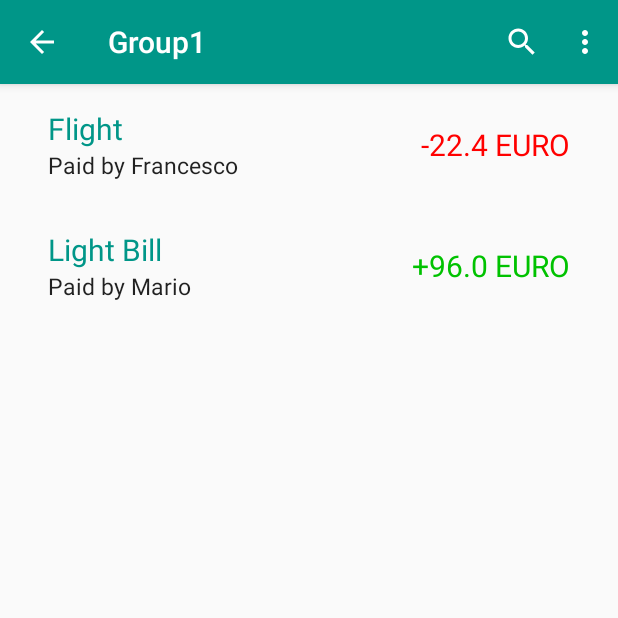
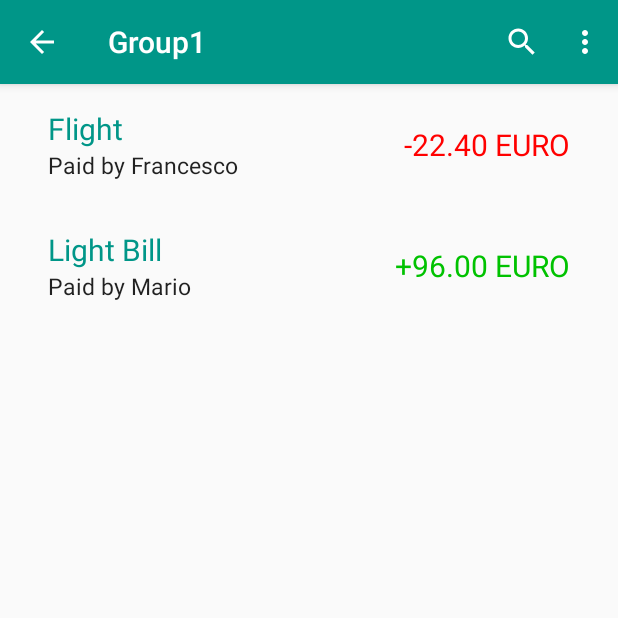
Before and after one commit to Shark500v/ExpandedMad, an Android app: the screen it shows after launch (ExpenseListActivity), after a tap on "Group1", on a phone screen of 412 x 824 dp, the top half of it. Run offline under Robolectric (Android 15) with nearby library versions, the phone set to English and light mode, and no system bars.

Commit message:
Modify Expense

```diff
--- a/app/src/main/java/com/polito/madinblack/expandedmad/ExpenseDetailFragment.java
+++ b/app/src/main/java/com/polito/madinblack/expandedmad/ExpenseDetailFragment.java
@@ -64,10 +64,10 @@ public class ExpenseDetailFragment extends Fragment {
             ((TextView) rootView.findViewById(R.id.buyer_container)).setText(mItem.getPaying().getName()+" "+mItem.getPaying().getSurname());
             ((TextView) rootView.findViewById(R.id.date_container)).setText(Integer.toString(mItem.getDay()) + "/" + Integer.toString(mItem.getMonth()) + "/" + Integer.toString(mItem.getYear()));
             if(mItem.getMyBalance() > 0){
-                ((TextView) rootView.findViewById(R.id.balance_container)).setText("+"+Float.toString(mItem.getMyBalance()));
+                ((TextView) rootView.findViewById(R.id.balance_container)).setText("+"+String.format("%.2f",(mItem.getMyBalance())));
                 ((TextView) rootView.findViewById(R.id.balance_container)).setTextColor(Color.parseColor("#00c200"));
             }else if(mItem.getMyBalance() < 0){
-                ((TextView) rootView.findViewById(R.id.balance_container)).setText(Float.toString(mItem.getMyBalance()));
+                ((TextView) rootView.findViewById(R.id.balance_container)).setText(String.format("%.2f",(mItem.getMyBalance())));
                 ((TextView) rootView.findViewById(R.id.balance_container)).setTextColor(Color.parseColor("#ff0000"));
             }
             else{
--- a/app/src/main/java/com/polito/madinblack/expandedmad/ExpenseListActivity.java
+++ b/app/src/main/java/com/polito/madinblack/expandedmad/ExpenseListActivity.java
@@ -163,10 +163,10 @@ public class ExpenseListActivity extends AppCompatActivity {
             holder.mItem = mValues.get(position);   //mValues.get(position) rappresenta un singolo elemento della nostra lista di spese
             holder.mIdView.setText(mValues.get(position).getName());
             if(mValues.get(position).getMyBalance()>0) {
-                holder.mContentView.setText("+"+mValues.get(position).getMyBalance().toString() + " " + mValues.get(position).getCurrency());
+                holder.mContentView.setText("+"+String.format("%.2f",mValues.get(position).getMyBalance()) + " " + mValues.get(position).getCurrency());
                 holder.mContentView.setTextColor(Color.parseColor("#00c200"));
             }else if(mValues.get(position).getMyBalance()<0) {
-                holder.mContentView.setText(mValues.get(position).getMyBalance().toString() + " " + mValues.get(position).getCurrency());
+                holder.mContentView.setText(String.format("%.2f",mValues.get(position).getMyBalance()) + " " + mValues.get(position).getCurrency());
                 holder.mContentView.setTextColor(Color.parseColor("#ff0000"));
             }
             else{
```
